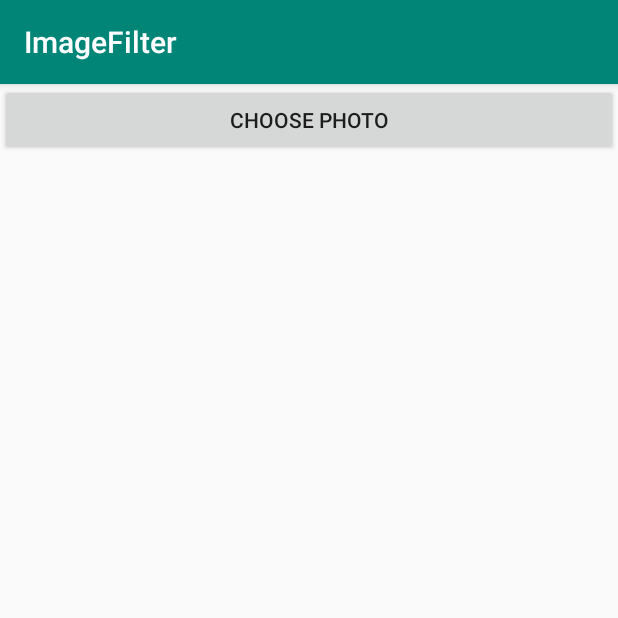
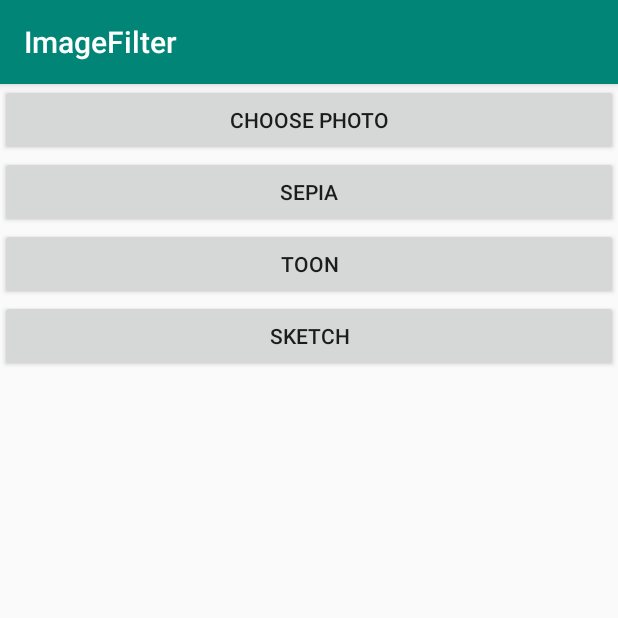
Before and after one commit to Osehi/ImageFilter, an Android app: the screen it shows after launch (MainActivity), on a phone screen of 412 x 824 dp, the top half of it. Run offline under Robolectric (Android 15) with nearby library versions, the phone set to English and light mode, and no system bars; libraries missing offline, so code that uses them is left out: jp.wasabeef.glide.

Commit message:
'filter-buttonOptions'

```diff
--- a/app/src/main/java/com/polish/imagefilter/MainActivity.java
+++ b/app/src/main/java/com/polish/imagefilter/MainActivity.java
@@ -14,9 +14,17 @@ import android.util.Log;
 import android.view.View;
 import android.widget.ImageView;
 
+import com.bumptech.glide.Glide;
+import com.bumptech.glide.load.Transformation;
+import com.bumptech.glide.request.RequestOptions;
+
 import java.io.FileDescriptor;
 import java.io.FileNotFoundException;
 import java.io.IOException;
+
+import jp.wasabeef.glide.transformations.gpu.SepiaFilterTransformation;
+import jp.wasabeef.glide.transformations.gpu.SketchFilterTransformation;
+import jp.wasabeef.glide.transformations.gpu.ToonFilterTransformation;
 
 public class MainActivity extends AppCompatActivity {
 
@@ -34,12 +42,62 @@ public class MainActivity extends AppCompatActivity {
 
     }
 
+
+
+
     // a method  to pull up a photo
     public void choosePhoto(View v){
         Intent intent = new Intent(Intent.ACTION_OPEN_DOCUMENT);
         intent.setType("image/*");
         startActivityForResult(intent, 1);
     }
+
+    public void applySepia(View v){
+        Glide.with(this).load(image)
+                .apply(RequestOptions.bitmapTransform(new SepiaFilterTransformation()))
+                .into(imageView);
+    }
+
+    public void applyToon(View v){
+        Glide.with(this).load(image)
+                .apply(RequestOptions.bitmapTransform(new ToonFilterTransformation()))
+                .into(imageView);
+    }
+
+    public void applySketch(View v){
+        Glide.with(this).load(image)
+                .apply(RequestOptions.bitmapTransform(new SketchFilterTransformation()))
+                .into(imageView);
+    }
+
+
+
+    /*
+    public void apply(Transformation<Bitmap> filter){
+        Glide
+                .with(this)
+                .load(image)
+                .apply(RequestOptions.bitmapTransform(filter))
+                .into(imageView);
+
+    }
+
+    public void applySepia(View v){
+        apply(new SepiaFilterTransformation());
+    }
+
+    public void applyToon(View v){
+        apply(new ToonFilterTransformation());
+    }
+
+    public void applySketch(View v){
+        apply(new SketchFilterTransformation());
+    }
+    */
+
+
+
+
 
     @Override
     protected void onActivityResult(int requestCode, int resultCode, @Nullable Intent data) {
--- a/app/src/main/res/layout/activity_main.xml
+++ b/app/src/main/res/layout/activity_main.xml
@@ -19,6 +19,21 @@
             android:layout_height="wrap_content"
             android:text="Choose Photo"
             android:onClick="choosePhoto"/>
+        <Button
+            android:layout_width="match_parent"
+            android:layout_height="wrap_content"
+            android:text="Sepia"
+            android:onClick="applySepia"/>
+        <Button
+            android:layout_width="match_parent"
+            android:layout_height="wrap_content"
+            android:text="Toon"
+            android:onClick="applyToon"/>
+        <Button
+            android:layout_width="match_parent"
+            android:layout_height="wrap_content"
+            android:text="Sketch"
+            android:onClick="applySketch"/>
     </LinearLayout>
 
 
```
Also changed, not shown: app/build.gradle (+8 -0 lines).
